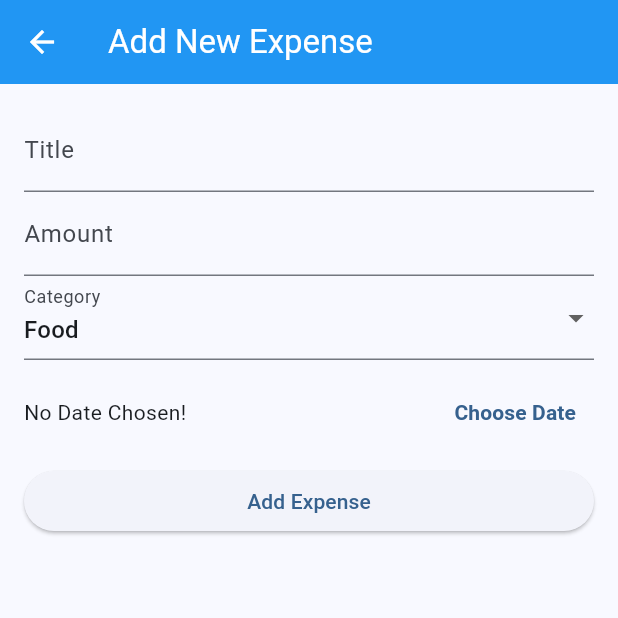
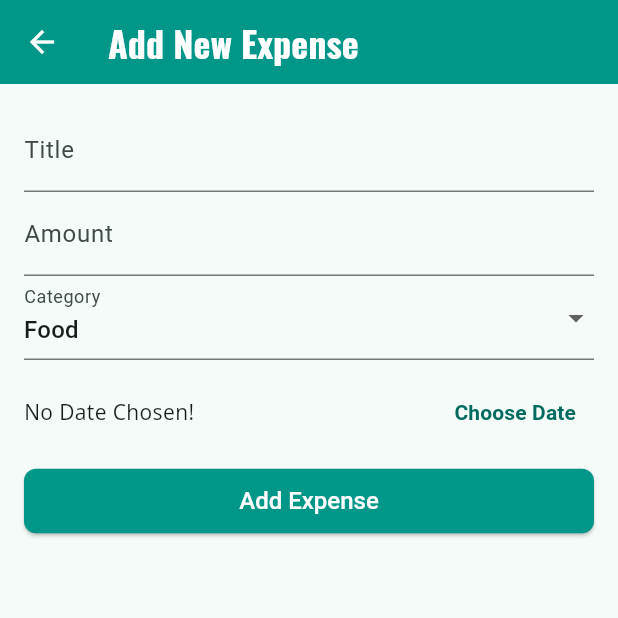
Before and after one commit to RoboBlastic/AndriodExpenseReport, a Flutter app: the screen it shows after launch, after a tap on the "add" icon, on a phone screen of 412 x 824 dp, the top half of it. Run offline on Flutter 3.47's test engine with Material 3 defaults, Android fonts, the phone set to English and light mode, and no system bars; our stand-ins replace fl_chart, google_fonts, sqflite, sqflite_common_ffi; accounts and stored records are empty.

Commit message:
feat: Implement visual enhancements and theme improvements

```diff
--- a/lib/main.dart
+++ b/lib/main.dart
@@ -1,4 +1,5 @@
 import 'package:flutter/material.dart';
+import 'package:google_fonts/google_fonts.dart';
 import 'package:intl/intl.dart';
 import 'package:provider/provider.dart';
 import 'package:sqflite_common_ffi/sqflite_ffi.dart';
@@ -35,7 +36,13 @@ class MyApp extends StatelessWidget {
 
   @override
   Widget build(BuildContext context) {
-    const Color primarySeedColor = Colors.blue;
+    const Color primarySeedColor = Colors.teal;
+
+    final TextTheme appTextTheme = TextTheme(
+      displayLarge: GoogleFonts.oswald(fontSize: 57, fontWeight: FontWeight.bold),
+      titleLarge: GoogleFonts.roboto(fontSize: 22, fontWeight: FontWeight.w500),
+      bodyMedium: GoogleFonts.openSans(fontSize: 14),
+    );
 
     final ThemeData lightTheme = ThemeData(
       useMaterial3: true,
@@ -43,9 +50,20 @@ class MyApp extends StatelessWidget {
         seedColor: primarySeedColor,
         brightness: Brightness.light,
       ),
+      textTheme: appTextTheme,
       appBarTheme: AppBarTheme(
         backgroundColor: primarySeedColor,
         foregroundColor: Colors.white,
+        titleTextStyle: GoogleFonts.oswald(fontSize: 24, fontWeight: FontWeight.bold),
+      ),
+      elevatedButtonTheme: ElevatedButtonThemeData(
+        style: ElevatedButton.styleFrom(
+          foregroundColor: Colors.white,
+          backgroundColor: primarySeedColor,
+          shape: RoundedRectangleBorder(borderRadius: BorderRadius.circular(8)),
+          padding: const EdgeInsets.symmetric(horizontal: 24, vertical: 12),
+          textStyle: GoogleFonts.roboto(fontSize: 16, fontWeight: FontWeight.w500),
+        ),
       ),
     );
 
@@ -55,9 +73,20 @@ class MyApp extends StatelessWidget {
         seedColor: primarySeedColor,
         brightness: Brightness.dark,
       ),
+      textTheme: appTextTheme,
       appBarTheme: AppBarTheme(
         backgroundColor: Colors.grey[900],
         foregroundColor: Colors.white,
+        titleTextStyle: GoogleFonts.oswald(fontSize: 24, fontWeight: FontWeight.bold),
+      ),
+      elevatedButtonTheme: ElevatedButtonThemeData(
+        style: ElevatedButton.styleFrom(
+          foregroundColor: Colors.black,
+          backgroundColor: Colors.teal.shade200,
+          shape: RoundedRectangleBorder(borderRadius: BorderRadius.circular(8)),
+          padding: const EdgeInsets.symmetric(horizontal: 24, vertical: 12),
+          textStyle: GoogleFonts.roboto(fontSize: 16, fontWeight: FontWeight.w500),
+        ),
       ),
     );
 
@@ -66,7 +95,17 @@ class MyApp extends StatelessWidget {
         return MaterialApp(
           title: 'Expense Tracker',
           theme: lightTheme,
-          darkTheme: darkTheme,
+          darkTheme: darkTheme.copyWith(
+            elevatedButtonTheme: ElevatedButtonThemeData(
+              style: ElevatedButton.styleFrom(
+                foregroundColor: darkTheme.colorScheme.onPrimaryContainer,
+                backgroundColor: darkTheme.colorScheme.primaryContainer,
+                shape: RoundedRectangleBorder(borderRadius: BorderRadius.circular(8)),
+                padding: const EdgeInsets.symmetric(horizontal: 24, vertical: 12),
+                textStyle: GoogleFonts.roboto(fontSize: 16, fontWeight: FontWeight.w500),
+              ),
+            ),
+          ),
           themeMode: themeProvider.themeMode,
           home: const MyHomePage(),
         );
@@ -176,7 +215,7 @@ class _MyHomePageState extends State<MyHomePage> {
                             Icon(
                               Icons.receipt_long,
                               size: 80,
-                              color: Theme.of(context).colorScheme.secondary.withOpacity(0.6),
+                              color: Theme.of(context).colorScheme.secondary.withAlpha(153),
                             ),
                             const SizedBox(height: 20),
                             Text(
--- a/pubspec.yaml
+++ b/pubspec.yaml
@@ -41,6 +41,7 @@ dependencies:
   path: ^1.9.1
   sqflite_common_ffi: ^2.3.6
   fl_chart: ^1.1.1
+  google_fonts: ^6.3.2
 
 dev_dependencies:
   flutter_test:
```
Also changed, not shown: pubspec.lock.
